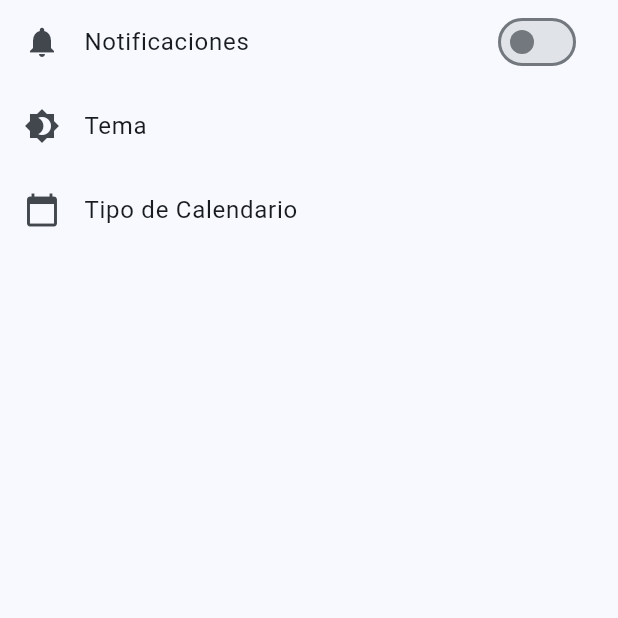
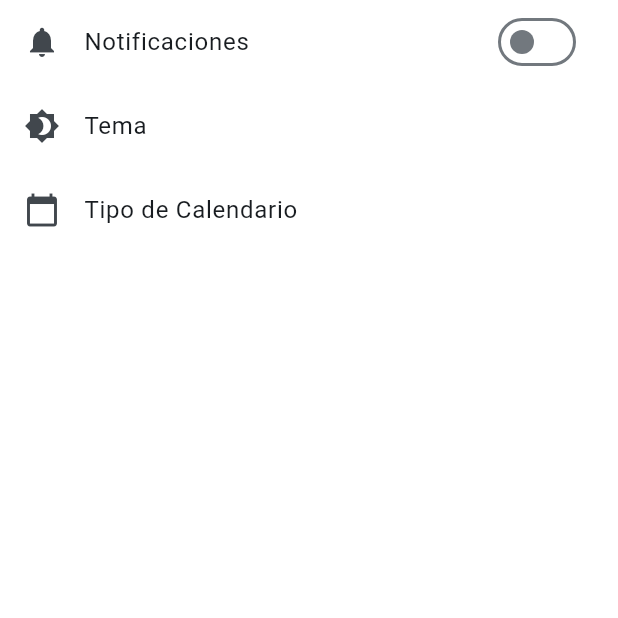
Before and after one commit to pmontanana/TFG-DAM, a Flutter app: the PantallaAjustes screen opened directly, on a phone screen of 412 x 824 dp, the top half of it. Run offline on Flutter 3.47's test engine with Material 3 defaults, Android fonts, the phone set to English and light mode, and no system bars; our stand-ins replace bottom_navy_bar, cloud_firestore, firebase_core, flutter_calendar_carousel, simple_gradient_text; accounts and stored records are empty.

Commit message:
Finalizacion de retoques, funcionalidades y vistas

```diff
--- a/lib/pantalla_ajustes.dart
+++ b/lib/pantalla_ajustes.dart
@@ -4,7 +4,7 @@ import 'ajuste_calendario.dart';
 
 
 class PantallaAjustes extends StatefulWidget {
-  const PantallaAjustes({Key? key}) : super(key: key);
+  const PantallaAjustes({super.key});
 
   @override
   _PantallaAjustesState createState() => _PantallaAjustesState();
@@ -13,17 +13,20 @@ class PantallaAjustes extends StatefulWidget {
 class _PantallaAjustesState extends State<PantallaAjustes> {
   bool _notificationsEnabled = false;
   ThemeMode _themeMode = ThemeMode.system;
+  Color _colors = Colors.white;
 
   @override
   Widget build(BuildContext context) {
-
     return Scaffold(
+      backgroundColor: _colors,
       body: ListView(
         children: [
           ListTile(
             leading: const Icon(Icons.notifications),
             title: const Text('Notificaciones'),
             trailing: Switch(
+              activeColor: Colors.blueAccent,
+              inactiveTrackColor: _colors,
               value: _notificationsEnabled,
               onChanged: (value) {
                 setState(() {
@@ -46,6 +49,7 @@ class _PantallaAjustesState extends State<PantallaAjustes> {
                         onPressed: () {
                           setState(() {
                             _themeMode = ThemeMode.light;
+                            _colors = Colors.white;
                           });
                           Navigator.pop(context);
                         },
@@ -55,6 +59,7 @@ class _PantallaAjustesState extends State<PantallaAjustes> {
                         onPressed: () {
                           setState(() {
                             _themeMode = ThemeMode.dark;
+                            _colors = Colors.grey;
                           });
                           Navigator.pop(context);
                         },
--- a/lib/pantalla_calendario.dart
+++ b/lib/pantalla_calendario.dart
@@ -98,7 +98,7 @@ class _PantallaCalendarioState extends State<PantallaCalendario> {
           ),
         ),
         SizedBox(
-          height: 300,
+          height: MediaQuery.of(context).size.height,
           child: Padding(
             padding: const EdgeInsets.symmetric(horizontal: 16.0),
             child: _calendarCarouselNoHeader,
```
Also changed, not shown: lib/main.dart (+12 -12 lines).
